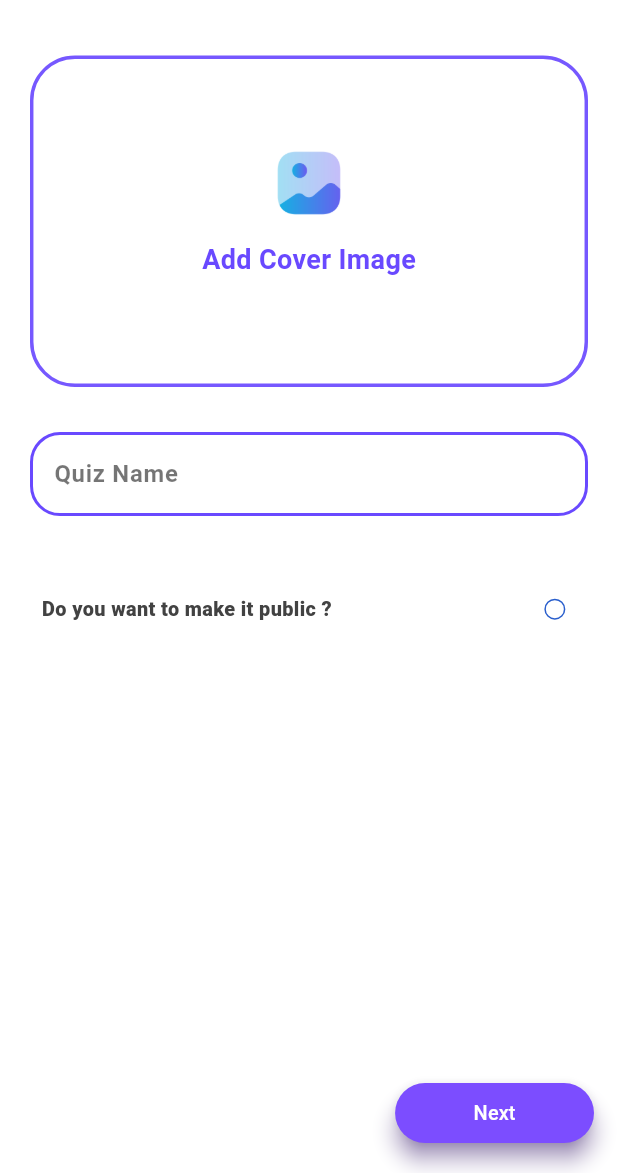
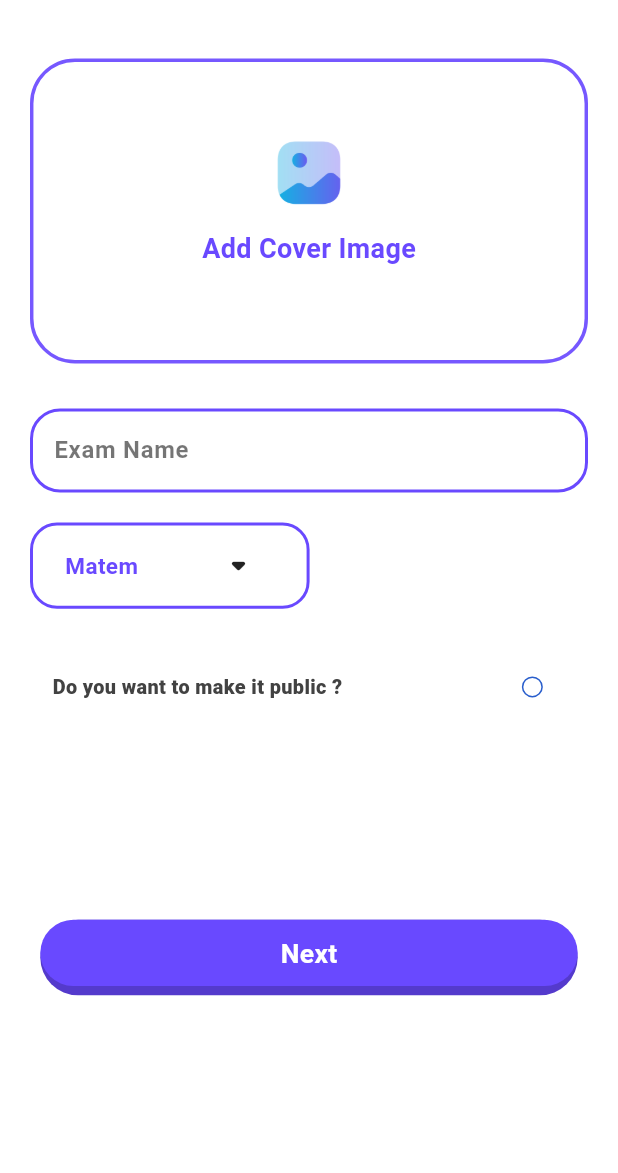
Before and after one commit to Devaxiis/quality_quest, a Flutter app: the PreCreateScreen screen opened directly, on a phone screen of 412 x 824 dp, the part 63-1236 px from its top. Run offline on Flutter 3.47's test engine with Material 2 defaults, Android fonts, the phone set to English and light mode, and no system bars; our stand-ins replace bloc, device_info_plus, equatable, flutter_bloc, flutter_screenutil, freezed_annotation and 1 more; project files that could hold a hidden picture were left out.

Commit message:
yangilik qodhildi

```diff
--- a/lib/app.dart
+++ b/lib/app.dart
@@ -24,7 +24,7 @@ class MyApp extends StatelessWidget {
             theme: ThemeData.light(useMaterial3: true),
             themeMode: ThemeMode.light,
             debugShowCheckedModeBanner: false,
-            home: const SplashScreen(),
+            home: const MainHomeScreen(),
         ),
       ),
     );
--- a/lib/core/params/aps.dart
+++ b/lib/core/params/aps.dart
@@ -3,7 +3,8 @@ sealed class Api{
 
   static const apiSignUp = "/api/Users";
   static const apiSignIN = "/api/Sign/In";
-  //http://nimige2887-001-site1.etempurl.com
+  static const createScience = "/api/Science/CreateScience";
+
 
   static const Map<String, String> headers = {
     "Content-Type": "application/json; charset=UTF-8",
--- a/lib/data/network_service.dart
+++ b/lib/data/network_service.dart
@@ -44,4 +44,5 @@ class HttpService {
     return false;
   }
 
+  // static Future<bool> methodCreateScience({})async{}
 }
--- a/lib/presentation/screens/create_screen/create_screen_views/image_picker_view.dart
+++ b/lib/presentation/screens/create_screen/create_screen_views/image_picker_view.dart
@@ -11,7 +11,7 @@ class CustomImagePicker extends StatelessWidget {
     return GestureDetector(
       onTap: () {},
       child: Container(
-        height: 250.sp,
+        height: 230.sp,
         width: double.infinity,
         decoration: BoxDecoration(
           border: Border.all(
--- a/lib/presentation/screens/create_screen/pre_create_screen/pre_create_screen.dart
+++ b/lib/presentation/screens/create_screen/pre_create_screen/pre_create_screen.dart
@@ -15,7 +15,11 @@ class _PreCreateScreenState extends State<PreCreateScreen> {
   @override
   Widget build(BuildContext context) {
     return Scaffold(
+
+      // #backgroun color
       backgroundColor: CustomColors.oxFFFFFFFF,
+
+      // #App Bar
       appBar: AppBar(
         backgroundColor: CustomColors.oxFFFFFFFF,
         forceMaterialTransparency: true,
@@ -25,16 +29,23 @@ class _PreCreateScreenState extends State<PreCreateScreen> {
           style: Style.createQuizST,
         ),
       ),
-      body: Padding(
+
+      // #Body
+      body: SafeArea(
+        child: SingleChildScrollView(
+          child: Padding(
             padding: const EdgeInsets.symmetric(
-          vertical: 8.0,
+              vertical: 10,
               horizontal: 20.0,
             ),
             child: Column(
+              crossAxisAlignment: CrossAxisAlignment.start,
               children: [
                 const SizedBox(height: 15),
+                // #Image picker
                 const CustomImagePicker(),
                 const SizedBox(height: 30),
+                // #Exam Name
                 TextField(
                   decoration: InputDecoration(
                     border: const OutlineInputBorder(
@@ -70,16 +81,42 @@ class _PreCreateScreenState extends State<PreCreateScreen> {
                     ),
                   ),
                 ),
-            const SizedBox(height: 40),
+                const SizedBox(height: 20,),
+                // #scienceType
+                Container(
+                  height: 65.sp,
+                  width: MediaQuery.sizeOf(context).width / 2.5.sp,
+                  decoration: BoxDecoration(
+                  borderRadius: const BorderRadius.all(Radius.circular(18)),
+                    border: Border.all(width: 2,color: CustomColors.oxFF6949FF),
+                  ),
+                  child: Row(
+                    mainAxisAlignment: MainAxisAlignment.spaceAround,
+                    children: [
+                      const Text("Matem",style: TextStyle(color: CustomColors.oxFF6949FF,fontWeight: FontWeight.bold,fontSize: 15),),
+                      PopupMenuButton(
+                        iconSize: 30,
+                        color: CustomColors.oxFF6949FF,
+                        icon: const Icon(Icons.arrow_drop_down_rounded),
+                        itemBuilder: (BuildContext context) {
+                             return [
+                               const PopupMenuItem(child: Icon(Icons.add)),
+                               const PopupMenuItem(child: Icon(Icons.add)),
+                               const PopupMenuItem(child: Icon(Icons.add)),
+                             ];
+                          },),
+                    ],
+                  ),
+                ),
+                // # Public button
+                const SizedBox(height: 30),
                 Padding(
-              padding: EdgeInsets.only(left: 9.sp),
+                  padding: const EdgeInsets.symmetric(horizontal: 15),
                   child: Row(
                     mainAxisAlignment: MainAxisAlignment.spaceBetween,
                     children: [
-                  Text(
-                    Strings.wantToMakePublicTXT,
-                    style: Style.createWantToMakePublicST,
-                  ),
+                      Text(Strings.wantToMakePublicTXT,
+                        style: Style.createWantToMakePublicST,),
                       SizedBox(
                         height: 50.sp,
                         width: 50.sp,
@@ -102,29 +139,24 @@ class _PreCreateScreenState extends State<PreCreateScreen> {
                     ],
                   ),
                 ),
+                SizedBox(height: MediaQuery.sizeOf(context).width / 3.5.sp),
+                // #Next Button
+                Center(
+                  child: CustomDeepPurpleButton(onTap: (){
+                   Navigator.of(context).push(
+                     MaterialPageRoute(builder: (_) => const CreateScreen()),
+                   );
+                  }, displayText: "Next"),
+                ),
+                // const SizedBox(height: 20,)
               ],
             ),
           ),
-      floatingActionButton: ElevatedButton(
-        style: ElevatedButton.styleFrom(
-          backgroundColor: CustomColors.oxFF7C4DFF,
-          elevation: 6,
-          shadowColor: CustomColors.oxFF673AB7,
-          fixedSize: Size(150.sp, 45.sp),
-        ),
-        onPressed: () {
-          Navigator.of(context).push(
-            MaterialPageRoute(builder: (_) => const CreateScreen()),
-          );
-        },
-        child: Text(
-          Strings.nextTXT,
-          style: TextStyle(
-            color: CustomColors.oxFFFFFFFF,
-            fontSize: 15.sp,
         ),
       ),
-      ),
+
+      // #Floating action button
+      // floatingActionButton:
     );
   }
 }
--- a/lib/services/constants/strings.dart
+++ b/lib/services/constants/strings.dart
@@ -25,7 +25,7 @@ sealed class Strings {
   static const submitTXT = "Submit";
   static const addCoverImageTXT = "Add Cover Image";
   static const tapToAddQuestion = "Tap to add question";
-  static const quizNameTXT = "Quiz Name";
+  static const quizNameTXT = "Exam Name";
   static const wantToMakePublicTXT = "Do you want to make it public ?";
   static const nextTXT = "Next";
   static const qualityQuestTXT = "QualityQuest";
```
Lines whose indentation alone changed are shown as unchanged.
